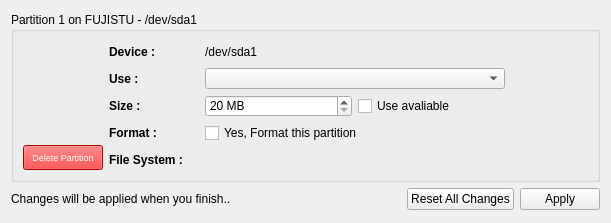
First picture: the form in yali4/gui/Ui/partedit.ui, repository dadas45li/yali, before the edit.
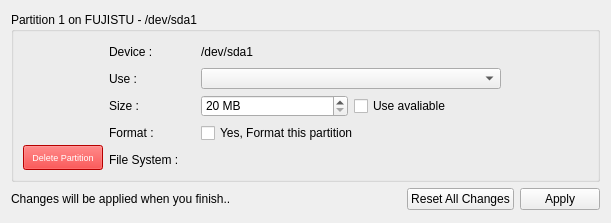
Second picture: the form after the edit. Icons and pictures are not drawn.

Commit message: * Some of flicker fixes for Admin Screen, also note to me: dont use any tile images as background..

What changed in the file:
```diff
--- a/yali4/gui/Ui/partedit.ui
+++ b/yali4/gui/Ui/partedit.ui
@@ -29,6 +29,12 @@
          <height>170</height>
         </size>
        </property>
+       <property name="autoFillBackground" >
+        <bool>false</bool>
+       </property>
+       <property name="styleSheet" >
+        <string/>
+       </property>
        <property name="title" >
         <string>Partition 1 on FUJISTU - /dev/sda1</string>
        </property>
@@ -103,10 +109,7 @@
         <item row="0" column="1" >
          <widget class="QLabel" name="label" >
           <property name="font" >
-           <font>
-            <weight>75</weight>
-            <bold>true</bold>
-           </font>
+           <font/>
           </property>
           <property name="text" >
            <string>Device :</string>
@@ -136,10 +139,7 @@
         <item row="1" column="1" >
          <widget class="QLabel" name="label_2" >
           <property name="font" >
-           <font>
-            <weight>75</weight>
-            <bold>true</bold>
-           </font>
+           <font/>
           </property>
           <property name="text" >
            <string>Use :</string>
@@ -200,10 +200,7 @@
         <item row="2" column="1" >
          <widget class="QLabel" name="label_4" >
           <property name="font" >
-           <font>
-            <weight>75</weight>
-            <bold>true</bold>
-           </font>
+           <font/>
           </property>
           <property name="text" >
            <string>Size :</string>
@@ -239,10 +236,7 @@
         <item row="3" column="1" >
          <widget class="QLabel" name="label_3" >
           <property name="font" >
-           <font>
-            <weight>75</weight>
-            <bold>true</bold>
-           </font>
+           <font/>
           </property>
           <property name="text" >
            <string>Format :</string>
@@ -259,10 +253,7 @@
         <item row="4" column="1" >
          <widget class="QLabel" name="label_7" >
           <property name="font" >
-           <font>
-            <weight>75</weight>
-            <bold>true</bold>
-           </font>
+           <font/>
           </property>
           <property name="text" >
            <string>File System :</string>
```
The commit also changes 8 other files.
